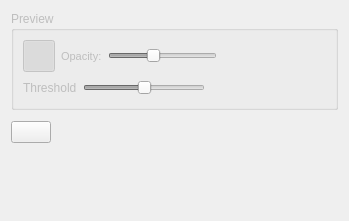
This is DockWidget/CvlabPanel.ui in polmonso/ccboost_segmentation as Qt 5 draws it before an edit. The edited form follows.
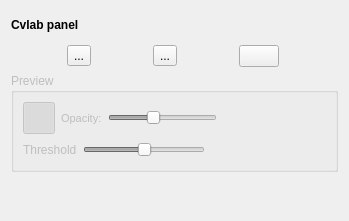
This is the edited form. Icons and pictures are not drawn.

Commit message: overlay transparency partical fix

What changed in the file:
```diff
--- a/DockWidget/CvlabPanel.ui
+++ b/DockWidget/CvlabPanel.ui
@@ -14,6 +14,67 @@
    <string>Form</string>
   </property>
   <layout class="QVBoxLayout" name="verticalLayout">
+   <item>
+    <widget class="QLabel" name="label_2">
+     <property name="font">
+      <font>
+       <weight>75</weight>
+       <bold>true</bold>
+      </font>
+     </property>
+     <property name="text">
+      <string>Cvlab panel</string>
+     </property>
+    </widget>
+   </item>
+   <item>
+    <layout class="QHBoxLayout" name="horizontalLayout_4">
+     <item>
+      <widget class="QToolButton" name="bSynapseCcboost">
+       <property name="text">
+        <string>...</string>
+       </property>
+       <property name="icon">
+        <iconset resource="../GUI/rsc/CcboostSegmentation.qrc">
+         <normaloff>:/SynapseDetection.svg</normaloff>:/SynapseDetection.svg</iconset>
+       </property>
+      </widget>
+     </item>
+     <item>
+      <widget class="QToolButton" name="bMitochondriaCcboost">
+       <property name="text">
+        <string>...</string>
+       </property>
+       <property name="icon">
+        <iconset resource="../GUI/rsc/CcboostSegmentation.qrc">
+         <normaloff>:/MitochondriaDetection.svg</normaloff>:/MitochondriaDetection.svg</iconset>
+       </property>
+      </widget>
+     </item>
+     <item>
+      <widget class="QPushButton" name="openOverlay">
+       <property name="sizePolicy">
+        <sizepolicy hsizetype="Fixed" vsizetype="Fixed">
+         <horstretch>0</horstretch>
+         <verstretch>0</verstretch>
+        </sizepolicy>
+       </property>
+       <property name="font">
+        <font>
+         <kerning>true</kerning>
+        </font>
+       </property>
+       <property name="text">
+        <string/>
+       </property>
+       <property name="icon">
+        <iconset resource="../GUI/rsc/CcboostSegmentation.qrc">
+         <normaloff>:/LoadLabels.svg</normaloff>:/LoadLabels.svg</iconset>
+       </property>
+      </widget>
+     </item>
+    </layout>
+   </item>
    <item>
     <widget class="QGroupBox" name="previewGroup">
      <property name="enabled">
@@ -163,17 +224,6 @@
    </item>
    <item>
     <layout class="QHBoxLayout" name="horizontalLayout_2">
-     <item>
-      <widget class="QPushButton" name="openOverlay">
-       <property name="text">
-        <string/>
-       </property>
-       <property name="icon">
-        <iconset resource="../GUI/rsc/CcboostSegmentation.qrc">
-         <normaloff>:/LoadLabels.svg</normaloff>:/LoadLabels.svg</iconset>
-       </property>
-      </widget>
-     </item>
      <item>
       <spacer name="horizontalSpacer">
        <property name="orientation">
@@ -271,19 +321,6 @@
      </item>
     </layout>
    </item>
-   <item>
-    <spacer name="verticalSpacer">
-     <property name="orientation">
-      <enum>Qt::Vertical</enum>
-     </property>
-     <property name="sizeHint" stdset="0">
-      <size>
-       <width>20</width>
-       <height>40</height>
-      </size>
-     </property>
-    </spacer>
-   </item>
   </layout>
  </widget>
  <resources>
```
Left out of the diff: 2 changed lines with no effect on the pictures. The commit also changes 10 other files.
